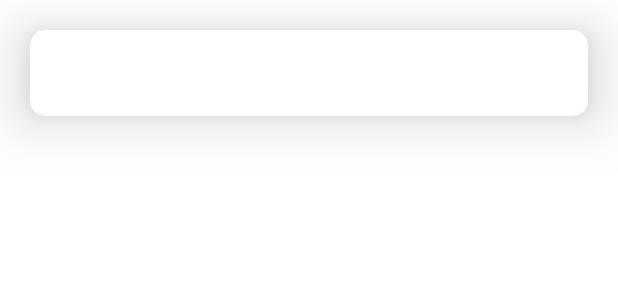
After one commit to maciejgogulski/project-management-mobile, an Android app: the layout task_cardview_layout.xml on its own in the app's theme, with its tools: preview values and no code run, on a phone screen of 412 x 824 dp. The commit adds this screen. Shown: the top 300 px of the screen. Run offline under Robolectric (Android 15) with nearby library versions, the phone set to English and light mode, and no system bars.

Commit message:
Displaying tasks in project show activity.

```diff
--- a/app/src/main/AndroidManifest.xml
+++ b/app/src/main/AndroidManifest.xml
@@ -15,9 +15,12 @@
         android:usesCleartextTraffic="true"
         tools:targetApi="31">
         <activity
+            android:name=".TaskShowActivity"
+            android:exported="false" />
+        <activity
             android:name=".activities.ProjectShowActivity"
             android:exported="false"
-            android:parentActivityName=".activities.MainActivity"/>
+            android:parentActivityName=".activities.MainActivity" />
         <activity
             android:name=".activities.MainActivity"
             android:exported="true">
--- /dev/null
+++ b/app/src/main/res/layout/task_cardview_layout.xml
@@ -0,0 +1,38 @@
+<?xml version="1.0" encoding="utf-8"?>
+<androidx.cardview.widget.CardView xmlns:android="http://schemas.android.com/apk/res/android"
+    xmlns:app="http://schemas.android.com/apk/res-auto"
+    android:layout_width="match_parent"
+    android:layout_height="wrap_content"
+    android:layout_margin="20dp"
+    app:cardBackgroundColor="#FFFFFF"
+    app:cardCornerRadius="10dp"
+    app:cardElevation="25dp">
+
+    <RelativeLayout
+        android:layout_width="match_parent"
+        android:layout_height="wrap_content"
+        android:layout_marginLeft="10dp"
+        android:layout_marginRight="10dp"
+        android:layout_marginTop="5dp"
+        android:layout_marginBottom="5dp">
+
+        <TextView
+            android:id="@+id/card_task_name"
+            android:layout_width="wrap_content"
+            android:layout_height="wrap_content"
+            android:layout_alignParentTop="true"
+            android:gravity="center"
+            android:textSize="20sp"
+            android:layout_centerInParent="true"/>
+
+        <TextView
+            android:id="@+id/card_finished"
+            android:layout_width="wrap_content"
+            android:layout_height="wrap_content"
+            android:textAlignment="center"
+            android:layout_below="@+id/card_task_name"
+            android:layout_centerInParent="true"/>
+
+    </RelativeLayout>
+
+</androidx.cardview.widget.CardView>
```
Also changed, not shown: app/src/main/java/pl/kalisz/ak/pup/todolist_mobile/activities/ProjectShowActivity.java (+26 -7 lines), app/src/main/java/pl/kalisz/ak/pup/todolist_mobile/activities/TaskShowActivity.java (added, +18 -0 lines), app/src/main/java/pl/kalisz/ak/pup/todolist_mobile/adapters/TaskListAdapter.java (added, +75 -0 lines), app/src/main/res/layout/activity_project_show.xml (+7 -1 lines), app/src/main/res/layout/activity_task_show.xml (added, +9 -0 lines).
